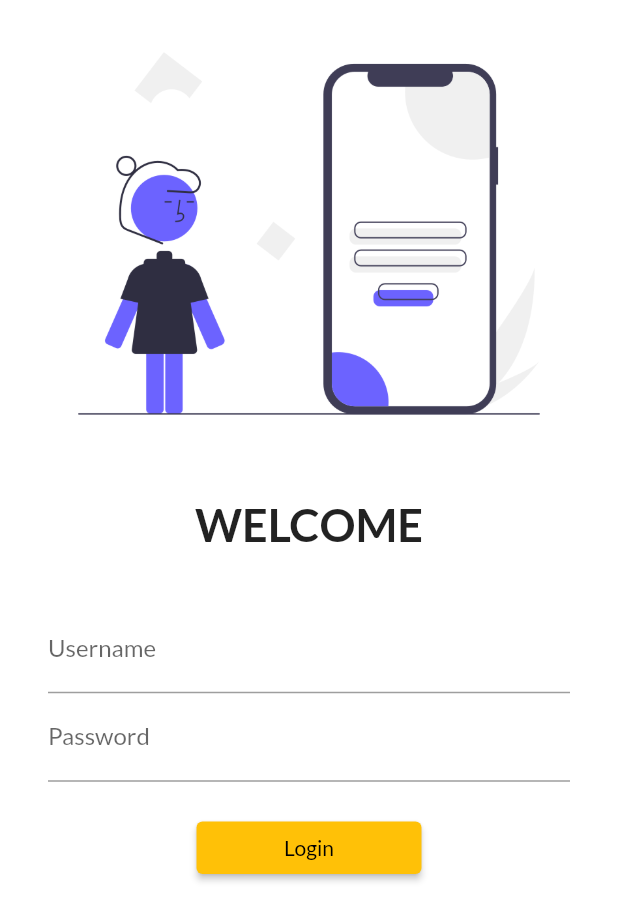
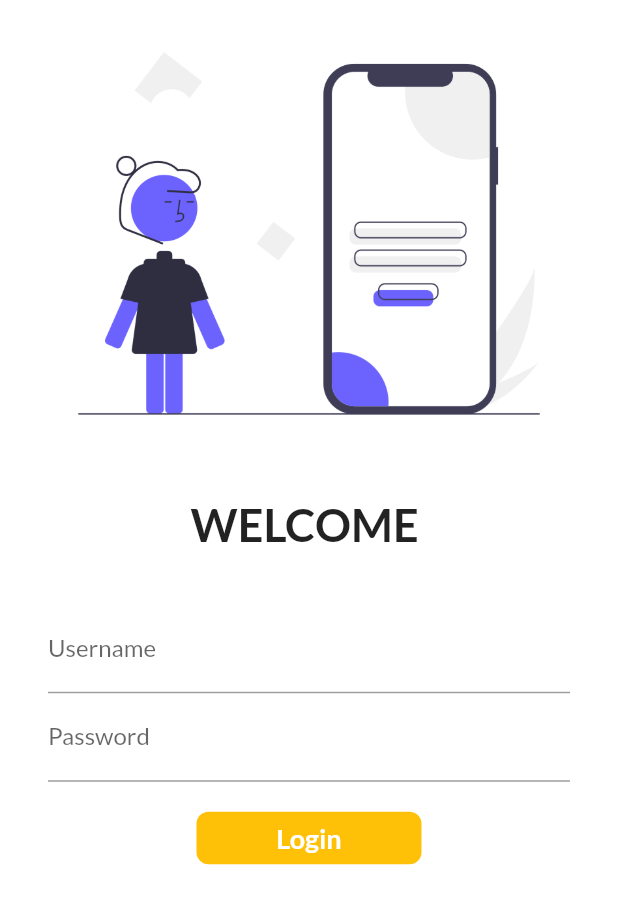
Before and after one commit to keyur653/FlutterIn30Days, a Flutter app: the screen it shows after launch, on a phone screen of 412 x 824 dp. Shown: the top 921 px of the screen. Run offline on Flutter 3.47's test engine with Material 2 defaults, Android fonts, the phone set to English and light mode, and no system bars; our stand-ins replace google_fonts.

Commit message:
Day 6 done

```diff
--- a/lib/pages/login_page.dart
+++ b/lib/pages/login_page.dart
@@ -1,9 +1,16 @@
 import 'package:flutter/material.dart';
 import 'package:flutter_catalog/utils/routes.dart';
 
-class LoginPage extends StatelessWidget {
+class LoginPage extends StatefulWidget {
   const LoginPage({super.key});
 
+  @override
+  State<LoginPage> createState() => _LoginPageState();
+}
+
+class _LoginPageState extends State<LoginPage> {
+  String name = "";
+  bool changeButton = false;
   @override
   Widget build(BuildContext context) {
     return Material(
@@ -16,7 +23,7 @@ class LoginPage extends StatelessWidget {
                 height: 20,
               ),
               Text(
-                "WELCOME",
+                "WELCOME $name",
                 style: TextStyle(
                   fontSize: 30,
                   fontWeight: FontWeight.bold,
@@ -35,6 +42,10 @@ class LoginPage extends StatelessWidget {
                         hintText: "Enter username here",
                         labelText: "Username",
                       ),
+                      onChanged: ((value) {
+                        name = value;
+                        setState(() {});
+                      }),
                     ),
                     TextFormField(
                       obscureText: true,
@@ -46,13 +57,44 @@ class LoginPage extends StatelessWidget {
                     SizedBox(
                       height: 20,
                     ),
-                    ElevatedButton(
-                      child: Text("Login"),
-                      style: TextButton.styleFrom(minimumSize: Size(150, 35)),
-                      onPressed: () {
+                    InkWell(
+                      onTap: () async {
+                        setState(() {
+                          changeButton = true;
+                        });
+                        await Future.delayed(Duration(seconds: 1));
                         Navigator.pushNamed(context, MyRoutes.homeRoute);
                       },
-                    )
+                      child: AnimatedContainer(
+                        duration: Duration(seconds: 1),
+                        height: 35,
+                        width: changeButton ? 80 : 150,
+                        alignment: Alignment.center,
+                        child: changeButton
+                            ? Icon(
+                                Icons.done,
+                                color: Colors.black,
+                              )
+                            : Text(
+                                "Login",
+                                style: TextStyle(
+                                    color: Colors.white,
+                                    fontWeight: FontWeight.bold,
+                                    fontSize: 18),
+                              ),
+                        decoration: BoxDecoration(
+                            color: Colors.amber,
+                            borderRadius:
+                                BorderRadius.circular(changeButton ? 20 : 8)),
+                      ),
+                    ),
+                    // ElevatedButton(
+                    //   child: Text("Login"),
+                    //   style: TextButton.styleFrom(minimumSize: Size(150, 35)),
+                    //   onPressed: () {
+                    //     Navigator.pushNamed(context, MyRoutes.homeRoute);
+                    //   },
+                    // )
                   ],
                 ),
               )
```
